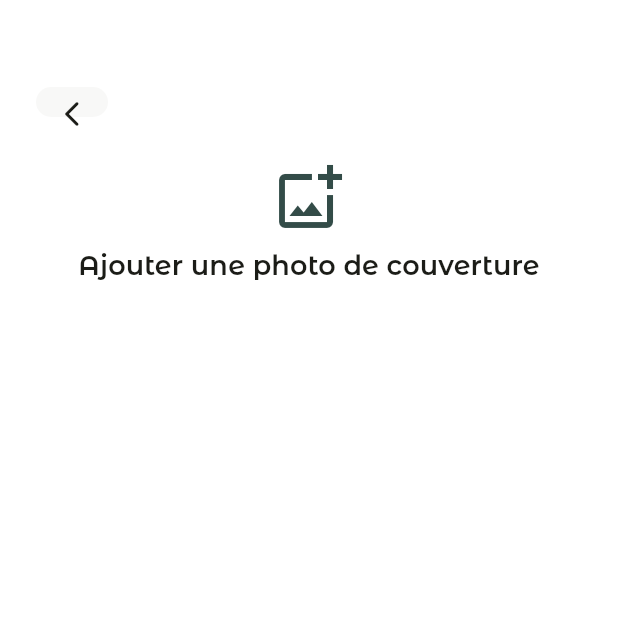
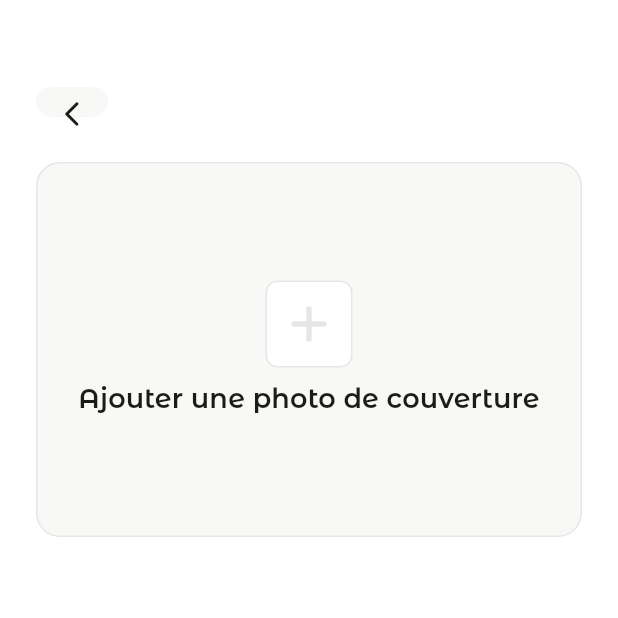
Before and after one commit to MaximeLemesle/memora_app, a Flutter app: the NewAlbumPage screen opened by its route, on a phone screen of 412 x 824 dp, the top half of it. Run offline on Flutter 3.47's test engine with Material 3 defaults, Android fonts, the phone set to English and light mode, and no system bars; our stand-ins replace cloud_firestore, firebase_auth, firebase_core, flutter_bloc, flutter_svg, fluttertoast; accounts and stored records are empty.

Commit message:
feat(NewAlbumPage): Add the select background section

```diff
--- a/lib/features/album/presentation/pages/new_album.page.dart
+++ b/lib/features/album/presentation/pages/new_album.page.dart
@@ -15,18 +15,46 @@ class NewAlbumPage extends StatelessWidget {
               child: Padding(
                 padding: const EdgeInsets.all(24.0),
                 child: Column(
+                  children: [
+                    /// SELECT BACKGROUND PHOTO
+                    Container(
+                      height: 250,
+                      width: double.infinity,
+                      decoration: BoxDecoration(
+                        color: Theme.of(context).colorScheme.surfaceContainer,
+                        border: Border.all(
+                          width: 1,
+                          color: Theme.of(context).colorScheme.outline,
+                        ),
+                        borderRadius: BorderRadius.circular(16),
+                      ),
+                      child: Column(
                         mainAxisAlignment: MainAxisAlignment.center,
+                        spacing: 8,
                         children: [
-                    Icon(
-                      Icons.add_photo_alternate_outlined,
-                      size: 48,
-                      color: Theme.of(context).colorScheme.primary,
+                          Container(
+                            padding: EdgeInsets.all(8),
+                            decoration: BoxDecoration(
+                              color: Theme.of(context).colorScheme.surface,
+                              border: Border.all(
+                                width: 1,
+                                color: Theme.of(context).colorScheme.outline,
                               ),
-                    const SizedBox(height: 8),
+                              borderRadius: BorderRadius.circular(8),
+                            ),
+                            child: Icon(
+                              Icons.add_rounded,
+                              size: 40,
+                              color: Theme.of(context).colorScheme.outline,
+                            ),
+                          ),
                           Text(
                             'Ajouter une photo de couverture',
                             style: Theme.of(context).textTheme.titleSmall,
                             textAlign: TextAlign.center,
+                          ),
+                        ],
+                      ),
                     ),
                   ],
                 ),
```
Lines whose indentation alone changed are shown as unchanged.
